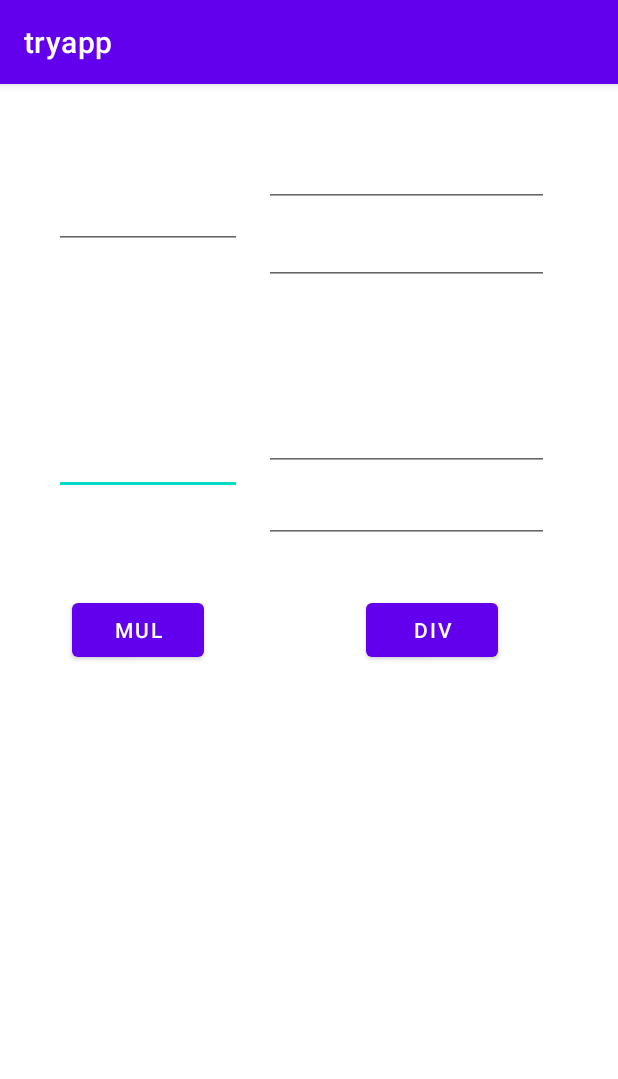
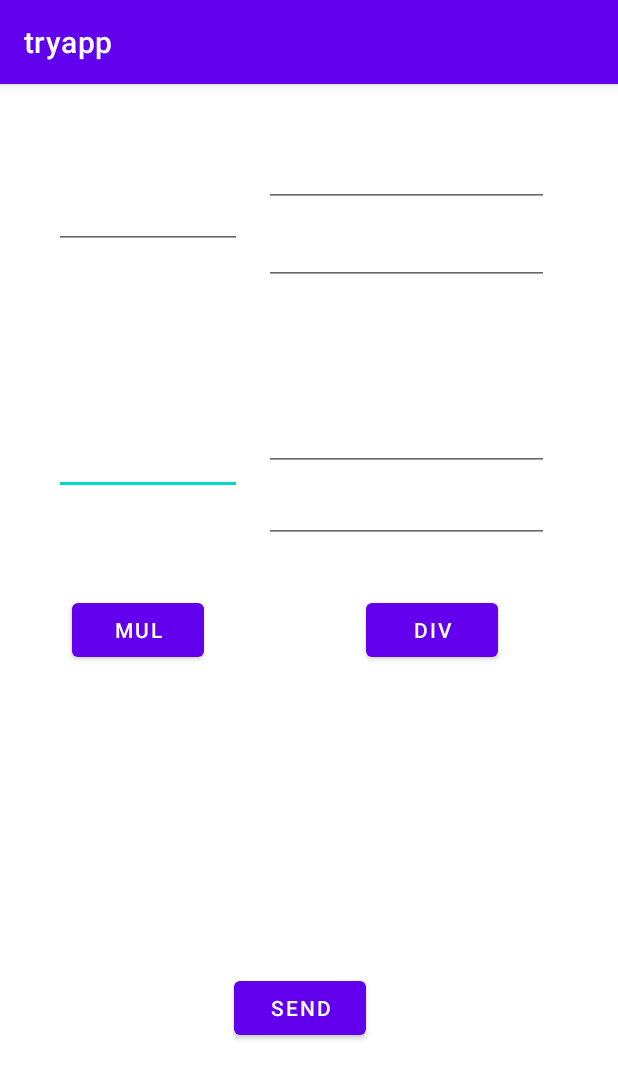
Before and after one commit to DariaSazonova/pracAndroid, an Android app: the screen it shows after launch (MainActivity), on a phone screen of 412 x 824 dp. Shown: the top 1079 px of the screen. Run offline under Robolectric (Android 15) with nearby library versions, the phone set to English and light mode, and no system bars; our stand-ins replace Room's generated code.

Commit message:
pr7,8,11.1,12 done

```diff
--- a/tryapp/app/src/main/java/com/example/tryapp/MainActivity.kt
+++ b/tryapp/app/src/main/java/com/example/tryapp/MainActivity.kt
@@ -1,11 +1,16 @@
 package com.example.tryapp
 
+import android.content.BroadcastReceiver
+import android.content.Context
+import android.content.Intent
+import android.content.IntentFilter
 import androidx.appcompat.app.AppCompatActivity
 import android.os.Bundle
 import android.widget.Button
 import android.widget.EditText
 import android.widget.TextView
 import android.widget.Toast
+import androidx.localbroadcastmanager.content.LocalBroadcastManager
 import androidx.room.Room
 import kotlinx.coroutines.CoroutineScope
 import kotlinx.coroutines.Dispatchers
@@ -92,16 +97,15 @@ class MainActivity : AppCompatActivity() {
     private lateinit var denominator2:EditText
     private lateinit var denominatorRes:TextView
     private lateinit var buttonMul:Button
+    private lateinit var buttonSendText:Button
     private lateinit var buttondiv:Button
     private lateinit var db:DataBase
-
-
 
     override fun onStart() {
         super.onStart()
         CoroutineScope(Dispatchers.Main).launch {
             withContext(Dispatchers.IO) {
-                var viewData = db.localDao().getAll()
+                val viewData = db.localDao().getAll()
                 if(viewData!=null){
                     wholeFractionRes.text = viewData.wholeRes
                     denominatorRes.text = viewData.denominatorRes
@@ -124,7 +128,7 @@ class MainActivity : AppCompatActivity() {
         super.onStop()
         CoroutineScope(Dispatchers.Main).launch {
             withContext(Dispatchers.IO) {
-                var addData = LocalModel(
+                val addData = LocalModel(
                     wholeFraction1.text.toString(),
                     denominator1.text.toString(),
                     numerator1.text.toString(),
@@ -145,17 +149,18 @@ class MainActivity : AppCompatActivity() {
         super.onCreate(savedInstanceState)
         setContentView(R.layout.activity_main)
 
-        wholeFraction1 = findViewById<EditText>(R.id.editWholeFraction1)
-        wholeFraction2 = findViewById<EditText>(R.id.editWholeFraction2)
-        wholeFractionRes = findViewById<TextView>(R.id.editWholeFractionRes)
-        numerator1 = findViewById<EditText>(R.id.editNumerator1)
-        numerator2 = findViewById<EditText>(R.id.editNumerator2)
-        numeratorRes = findViewById<TextView>(R.id.editNumeratorRes)
-        denominator1 = findViewById<EditText>(R.id.editDenomirator1)
-        denominator2 = findViewById<EditText>(R.id.editDenomirator2)
-        denominatorRes = findViewById<TextView>(R.id.editDenomiratorRes)
-        buttonMul = findViewById<Button>(R.id.buttonMul)
-        buttondiv = findViewById<Button>(R.id.buttonDil)
+        wholeFraction1 = findViewById(R.id.editWholeFraction1)
+        wholeFraction2 = findViewById(R.id.editWholeFraction2)
+        wholeFractionRes = findViewById(R.id.editWholeFractionRes)
+        numerator1 = findViewById(R.id.editNumerator1)
+        numerator2 = findViewById(R.id.editNumerator2)
+        numeratorRes = findViewById(R.id.editNumeratorRes)
+        denominator1 = findViewById(R.id.editDenomirator1)
+        denominator2 = findViewById(R.id.editDenomirator2)
+        denominatorRes = findViewById(R.id.editDenomiratorRes)
+        buttonMul = findViewById(R.id.buttonMul)
+        buttondiv = findViewById(R.id.buttonDil)
+        buttonSendText =findViewById(R.id.buttonSendText)
         db = Room.databaseBuilder(this, DataBase::class.java, "database").build()
 
 
@@ -166,7 +171,9 @@ class MainActivity : AppCompatActivity() {
         denominatorRes.text = null
 
 
-
+        if (savedInstanceState != null){
+            wholeFractionRes.text = savedInstanceState.getString(RESULT)
+        }
 
         buttonMul.setOnClickListener {
             if(wholeFraction1.length()<5 && wholeFraction2.length()<5 && numerator1.length()<5 && numerator2.length()<5&& denominator1.length()<5&& denominator2.length()<5 ) {
@@ -239,7 +246,22 @@ class MainActivity : AppCompatActivity() {
 
             }else  Toast.makeText(this, getString(R.string.ManyNum), Toast.LENGTH_SHORT).show()
         }
+        buttonSendText.setOnClickListener { //pr 11.1
+            val intent = Intent()
+            intent.action = Intent.ACTION_SEND
+            val res = wholeFractionRes.text.toString() + " " + numeratorRes.text.toString() +"/" +denominatorRes.text.toString()
+            intent.putExtra(Intent.EXTRA_TEXT,res )
+            intent.type = "text/plain"
+            //Окно выбор
+            val intentCreateChooser = Intent.createChooser(intent, null)
+            startActivity(intentCreateChooser)
+        }
+
 
     }
 
+    companion object{
+        const val RESULT = "RESULT"
+    }
+
 }
--- a/tryapp/app/src/main/res/layout/activity_main.xml
+++ b/tryapp/app/src/main/res/layout/activity_main.xml
@@ -128,5 +128,15 @@
         app:layout_constraintStart_toStartOf="parent"
         app:layout_constraintTop_toTopOf="parent" />
 
+    <Button
+        android:id="@+id/buttonSendText"
+        android:layout_width="wrap_content"
+        android:layout_height="wrap_content"
+        android:layout_marginStart="156dp"
+        android:layout_marginTop="592dp"
+        android:text="@string/send"
+        app:layout_constraintStart_toStartOf="parent"
+        app:layout_constraintTop_toTopOf="parent" />
+
 
 </androidx.constraintlayout.widget.ConstraintLayout>
--- a/tryapp/app/src/main/res/values/strings.xml
+++ b/tryapp/app/src/main/res/values/strings.xml
@@ -6,4 +6,5 @@
     <string name="NullValues">Don\'t use 0 in denomerator and numerator</string>
     <string name="divZero">Can\'t be divided by 0</string>
     <string name="ManyNum">Too many numbers</string>
+    <string name="send">Send</string>
 </resources>
```
Also changed, not shown: 1 other file.
